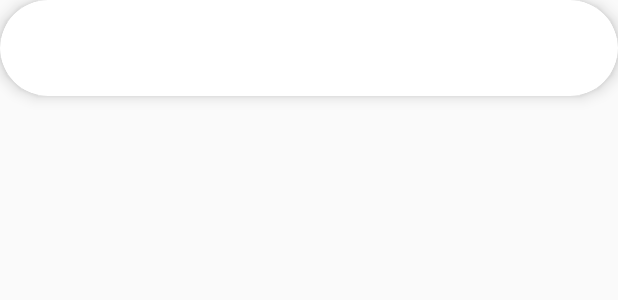
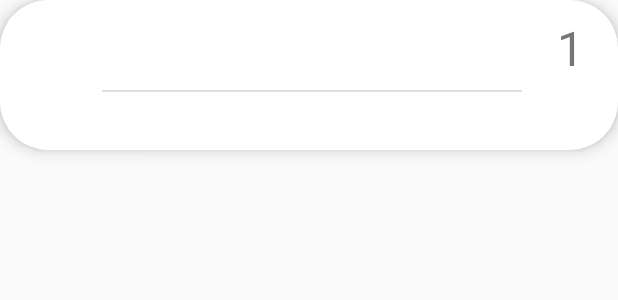
Before and after one commit to CodaPP/android-client, an Android app: the layout item_fridge.xml on its own in the app's theme, with its tools: preview values and no code run, on a phone screen of 412 x 824 dp. Shown: the top 300 px of the screen. Run offline under Robolectric (Android 15) with nearby library versions, the phone set to English and light mode, and no system bars; network calls fail.

Commit message:
finishing touches

```diff
--- a/app/src/main/java/com/ialex/foodsavr/presentation/screen/login/LoginActivity.java
+++ b/app/src/main/java/com/ialex/foodsavr/presentation/screen/login/LoginActivity.java
@@ -4,6 +4,7 @@ import android.content.Intent;
 import android.os.Bundle;
 import android.widget.Toast;
 
+import com.google.firebase.iid.FirebaseInstanceId;
 import com.ialex.foodsavr.R;
 import com.ialex.foodsavr.component.FoodApplication;
 import com.ialex.foodsavr.component.MiscUtils;
@@ -14,6 +15,8 @@ import com.sirvar.robin.RobinActivity;
 import com.sirvar.robin.Theme;
 
 import javax.inject.Inject;
+
+import timber.log.Timber;
 
 /**
  * Created by alex on 24/03/2018.
@@ -56,6 +59,8 @@ public class LoginActivity extends RobinActivity implements LoginCallback {
             Toast.makeText(this, "You are not connected to the internet", Toast.LENGTH_SHORT).show();
             return;
         }
+
+        Timber.d( "token %s", FirebaseInstanceId.getInstance().getToken());
 
         prefsRepository.setUsername(email);
         prefsRepository.setPassword(password);
--- a/app/src/main/res/layout/item_fridge.xml
+++ b/app/src/main/res/layout/item_fridge.xml
@@ -20,8 +20,9 @@
             android:layout_height="64dp" />
 
         <LinearLayout
-            android:layout_width="match_parent"
+            android:layout_width="0dp"
             android:layout_height="wrap_content"
+            android:layout_weight="1"
             android:layout_marginStart="4dp"
             android:layout_marginLeft="4dp"
             android:orientation="vertical">
@@ -38,6 +39,31 @@
                 android:layout_height="wrap_content"
                 android:ellipsize="marquee"
                 android:id="@+id/text_station_bio" />
+
+            <View
+                style="@style/Divider"
+                android:id="@+id/divider1" />
+
+            <TextView
+                android:layout_width="match_parent"
+                android:layout_height="wrap_content"
+                android:ellipsize="marquee"
+                android:id="@+id/text_best_before" />
+
+            <TextView
+                android:layout_width="match_parent"
+                android:layout_height="wrap_content"
+                android:ellipsize="marquee"
+                android:id="@+id/text_use_by" />
         </LinearLayout>
+
+        <TextView
+            android:id="@+id/text_quantity"
+            android:padding="2dp"
+            android:layout_width="64dp"
+            android:layout_height="64dp"
+            android:gravity="center"
+            android:textSize="32sp"
+            android:text="1"/>
     </LinearLayout>
 </android.support.v7.widget.CardView>
```
Also changed, not shown: app/src/main/java/com/ialex/foodsavr/presentation/screen/main/FridgeAdapter.java (+32 -7 lines).
